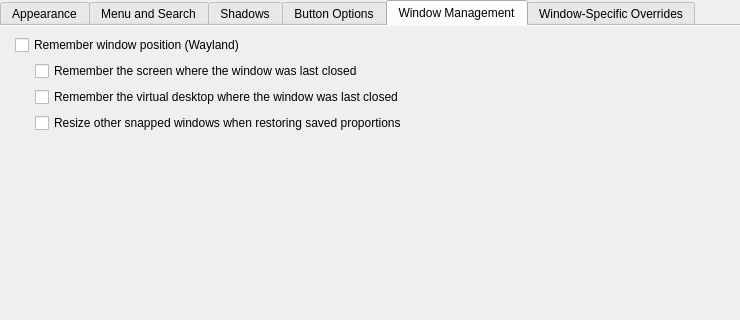
Qt form src/kcm/config.ui (guiodic/material-decoration) before a commit; both pictures show x 0 to 740 and y 0 to 320 of the 740 by 749 pixel window.
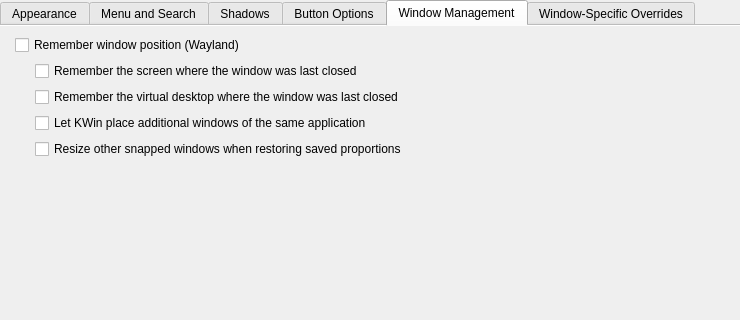
The same form after that commit. The open tabs and pages were chosen to show the change. Custom widgets are drawn as their Qt base class.

Commit message: Add option to leave additional application windows to KWin

```diff
--- a/src/kcm/config.ui
+++ b/src/kcm/config.ui
@@ -679,6 +679,12 @@
             <property name="toolTip"><string>Restore the saved virtual desktop, switch to it and activate the window. When disabled, keep the desktop chosen when the window opens.</string></property>
            </widget>
           </item>
+          <item>
+           <widget class="QCheckBox" name="kcfg_UseKWinPlacementForAdditionalWindows">
+            <property name="text"><string>Let KWin place additional windows of the same application</string></property>
+            <property name="toolTip"><string>When another normal window of the same application is already open, leave position, screen, virtual desktop and tiling to KWin. The first window still uses saved restoration.</string></property>
+           </widget>
+          </item>
           <item>
            <widget class="QCheckBox" name="kcfg_ResizeOtherTiledWindows">
             <property name="text"><string>Resize other snapped windows when restoring saved proportions</string></property>
```
The commit also changes 15 other files.
